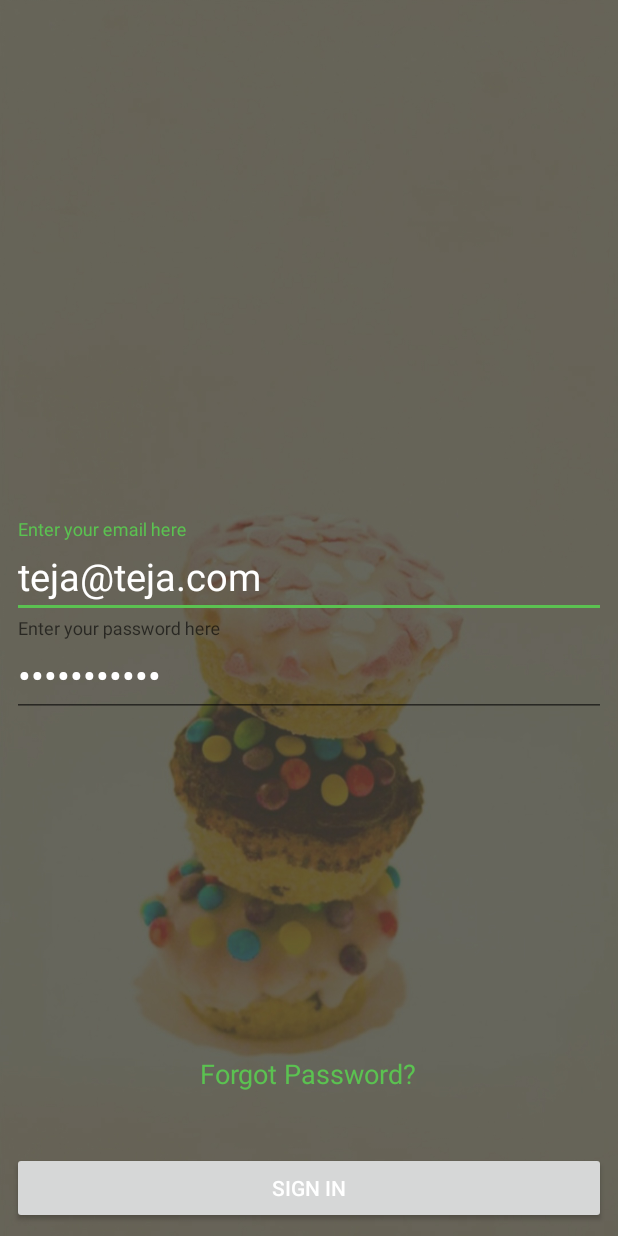
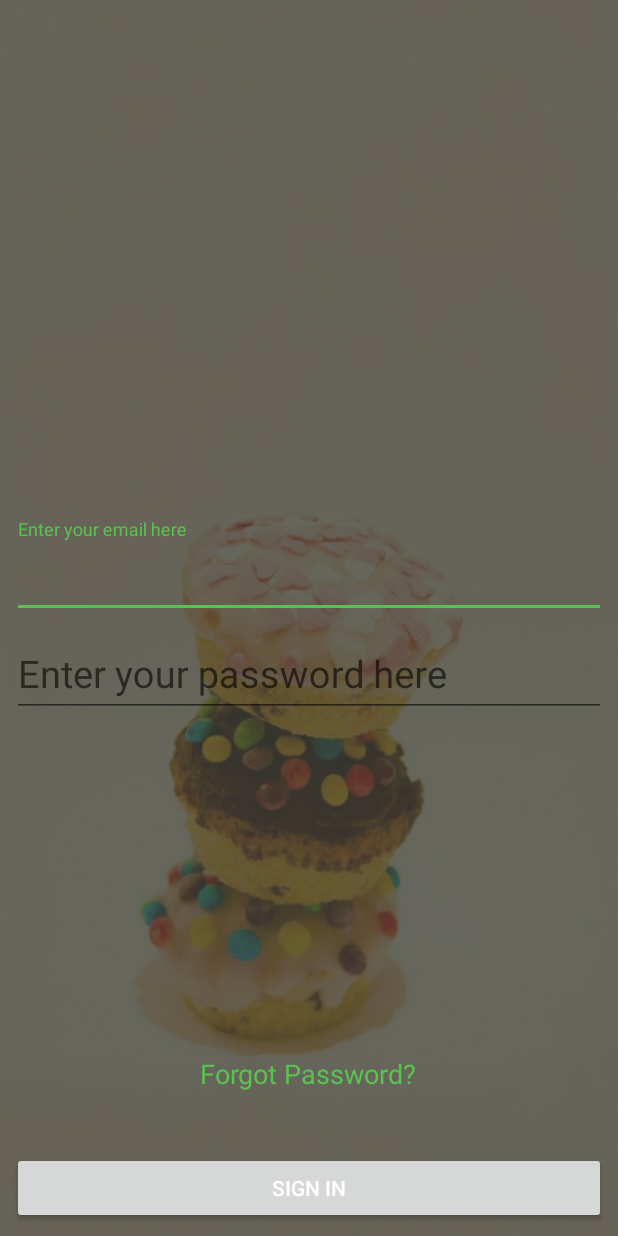
Before and after one commit to ronakgune/Eat24v2, an Android app: the SignIn screen opened directly, with no data from a screen before it, on a phone screen of 412 x 824 dp. Run offline under Robolectric (Android 15) with nearby library versions, the phone set to English and light mode, and no system bars; our stand-ins replace ButterKnife, Firebase (no records; nobody signed in at launch, a user with empty details on screens opened directly); libraries missing offline, so code that uses them is left out: info.hoang8f.widget; plain views replace FButton.

Commit message:
v13
FINAL PUSH.
Presented. CHEERS

```diff
--- a/app/src/main/java/com/main/eat24/GalleryActivity.java
+++ b/app/src/main/java/com/main/eat24/GalleryActivity.java
@@ -10,9 +10,11 @@ import android.widget.TextView;
 import com.bumptech.glide.Glide;
 
 /**
- * Created by User on 1/2/2018.
+ * Created by Ronak on 1/2/2018.
  */
 
+
+//NOT USED
 public class GalleryActivity extends AppCompatActivity {
 
     private static final String TAG = "GalleryActivity";
--- a/app/src/main/java/com/main/eat24/Menu_Activity.java
+++ b/app/src/main/java/com/main/eat24/Menu_Activity.java
@@ -1,7 +1,7 @@
 package com.main.eat24;
 
 /**
- * Created by ronakgune on 6/9/18.
+ * Created by Ronak on 6/9/18.
  */
 
 import android.content.Intent;
--- a/app/src/main/java/com/main/eat24/OrderStatusAdapter.java
+++ b/app/src/main/java/com/main/eat24/OrderStatusAdapter.java
@@ -19,7 +19,7 @@ import junit.framework.TestSuite;
 import java.util.ArrayList;
 
 /**
- * Created by ronakgune on 6/11/18.
+ * Created by Ronak on 6/11/18.
  */
 
 class OrderStatusAdapter extends RecyclerView.Adapter<OrderStatusAdapter.OrderStatusViewHolder>{
--- a/app/src/main/java/com/main/eat24/RecyclerViewAdapter.java
+++ b/app/src/main/java/com/main/eat24/RecyclerViewAdapter.java
@@ -25,7 +25,7 @@ import com.main.eat24.Model.Order;
 import java.util.ArrayList;
 
 /**
- * Created by User on 1/1/2018.
+ * Created by Ronak on 1/1/2018.
  */
 
 public class RecyclerViewAdapter extends RecyclerView.Adapter<RecyclerViewAdapter.ViewHolder>{
--- a/app/src/main/java/com/main/eat24/Search.java
+++ b/app/src/main/java/com/main/eat24/Search.java
@@ -5,7 +5,7 @@ import android.support.annotation.Nullable;
 import android.support.v7.app.AppCompatActivity;
 
 /**
- * Created by ronakgune on 6/10/18.
+ * Created by Ronak on 6/10/18.
  */
 
 public class Search extends AppCompatActivity {
--- a/app/src/main/java/com/main/eat24/SignIn.java
+++ b/app/src/main/java/com/main/eat24/SignIn.java
@@ -122,143 +122,6 @@ public class SignIn extends AppCompatActivity {
         });
 
 
-        /*table_use.addValueEventListener(new ValueEventListener() {
-            @Override
-            public void onDataChange(DataSnapshot dataSnapshot) {
 
-                //check if user not exist in database
-                if (dataSnapshot.child(edtPhone.getText().toString()).exists()) {
-                    //get user information
-                    mDialog.dismiss();
-                    User user = dataSnapshot.child(edtPhone.getText().toString()).getValue(User.class);
-                    user.setPhone(edtPhone.getText().toString());
-                    if (user.getPassword().equals(edtPassword.getText().toString())) {
-                        Intent homeIntent = new Intent(SignIn.this, home.class);
-                        Common.currentUser = user;
-
-                        startActivity(homeIntent);
-                        finish();
-                    } else {
-                        Toast.makeText(SignIn.this, "Wrong password !", Toast.LENGTH_SHORT).show();
-                    }
-                } else {
-                    mDialog.dismiss();
-                    Toast.makeText(SignIn.this, "User does exist in Database", Toast.LENGTH_SHORT).show();
-                }
-            }
-
-            @Override
-            public void onCancelled(DatabaseError databaseError) {
-
-            }
-        });*/
     }
 }
-
-
-
-
-
-
-
-//  ----------------------------------------------------------------------------------
-
-//Initial Sign In and SignUp
-
-
-
-
-
-
-
-//package com.main.eat24;
-//
-//import android.app.ProgressDialog;
-//import android.content.Intent;
-//import android.support.v7.app.AppCompatActivity;
-//import android.os.Bundle;
-//import android.view.View;
-//import android.widget.Button;
-//import android.widget.EditText;
-//import android.widget.Toast;
-//
-//import com.main.eat24.Common.Common;
-//import com.main.eat24.Model.User;
-//import com.main.eat24.R;
-//import com.google.firebase.database.DataSnapshot;
-//import com.google.firebase.database.DatabaseError;
-//import com.google.firebase.database.DatabaseReference;
-//import com.google.firebase.database.FirebaseDatabase;
-//import com.google.firebase.database.ValueEventListener;
-//
-//import butterknife.BindView;
-//import butterknife.ButterKnife;
-//import butterknife.OnClick;
-//
-//import static com.main.eat24.Common.Common.currentUserPhone;
-//
-//public class SignIn extends AppCompatActivity {
-//
-//    @BindView(R.id.edtPhone)
-//    EditText edtPhone;
-//
-//    @BindView(R.id.edtPassword)
-//    EditText edtPassword;
-//
-//    @BindView(R.id.btnSignInActivity)
-//    Button btnSignInActivity;
-//
-//    FirebaseDatabase database;
-//    DatabaseReference table_use;
-//
-//    @Override
-//    protected void onCreate(Bundle savedInstanceState) {
-//        super.onCreate(savedInstanceState);
-//        setContentView(R.layout.activity_sign_in);
-//
-//        ButterKnife.bind(this);
-//
-//        //init firebase
-//        database = FirebaseDatabase.getInstance();
-//        table_use = database.getReference("User");
-//    }
-//
-//    @OnClick(R.id.btnSignInActivity)
-//    public void onButtonSignInClick(View view) {
-//
-//        final ProgressDialog mDialog = new ProgressDialog(this);
-//        mDialog.setMessage("Please wait ...");
-//        mDialog.show();
-//
-//        table_use.addValueEventListener(new ValueEventListener() {
-//            @Override
-//            public void onDataChange(DataSnapshot dataSnapshot) {
-//
-//                //check if user not exist in database
-//                if (dataSnapshot.child(edtPhone.getText().toString()).exists()) {
-//                    //get user information
-//                    mDialog.dismiss();
-//                    User user = dataSnapshot.child(edtPhone.getText().toString()).getValue(User.class);
-//                    user.setPhone(edtPhone.getText().toString());
-//                    if (user.getPassword().equals(edtPassword.getText().toString())) {
-//                        Intent homeIntent = new Intent(SignIn.this, home.class);
-//                        Common.currentUser = user;
-//
-//                        startActivity(homeIntent);
-//                        finish();
-//                    } else {
-//                        Toast.makeText(SignIn.this, "Wrong password !", Toast.LENGTH_SHORT).show();
-//                    }
-//                } else {
-//                    mDialog.dismiss();
-//                    Toast.makeText(SignIn.this, "User does exist in Database", Toast.LENGTH_SHORT).show();
-//                }
-//            }
-//
-//            @Override
-//            public void onCancelled(DatabaseError databaseError) {
-//
-//            }
-//        });
-//    }
-//}
--- a/app/src/main/java/com/main/eat24/Splash.java
+++ b/app/src/main/java/com/main/eat24/Splash.java
@@ -10,7 +10,7 @@ import android.view.animation.AnimationUtils;
 import android.widget.ImageView;
 
 import com.google.firebase.auth.FirebaseAuth;
-//import com.main.eat24.ViewHolder.R;
+
 
 public class Splash extends AppCompatActivity {
 
--- a/app/src/main/res/layout/activity_cart.xml
+++ b/app/src/main/res/layout/activity_cart.xml
@@ -78,6 +78,8 @@
         android:layout_alignParentStart="true"
         android:layout_alignParentTop="true"
         android:layout_marginStart="15dp"
-        android:text="Current Restaurant" />
+        android:text="Current Restaurant"
+        android:textColor="@color/colorPrimary"
+        android:textSize="20dp"/>
 
 </RelativeLayout>
--- a/app/src/main/res/layout/activity_sign_in.xml
+++ b/app/src/main/res/layout/activity_sign_in.xml
@@ -26,7 +26,6 @@
                 android:layout_height="wrap_content"
                 android:hint="Enter your email here"
                 android:inputType="textEmailAddress"
-                android:text="teja@teja.com"
                 android:textColor="@android:color/white"
                 android:textColorHint="@android:color/white"
                 android:textSize="25sp" />
@@ -42,7 +41,6 @@
                 android:layout_height="wrap_content"
                 android:hint="Enter your password here"
                 android:inputType="textPassword"
-                android:text="password123"
                 android:textColor="@android:color/white"
                 android:textColorHint="@android:color/white"
                 android:textSize="25sp" />
```
Also changed, not shown: app/src/main/java/com/main/eat24/Cart.java (+17 -0 lines), app/src/main/java/com/main/eat24/Home.java (+1 -10 lines), app/src/main/java/com/main/eat24/IntroActivity.java (+0 -21 lines), app/src/main/java/com/main/eat24/OrderStatus.java (+2 -10 lines), app/src/main/java/com/main/eat24/Paypal.java (+5 -26 lines), app/src/main/java/com/main/eat24/Profile.java (+0 -21 lines), app/src/main/java/com/main/eat24/SignUp.java (+1 -136 lines), app/src/main/java/com/main/eat24/home.java (+1 -10 lines), 18 other files.
